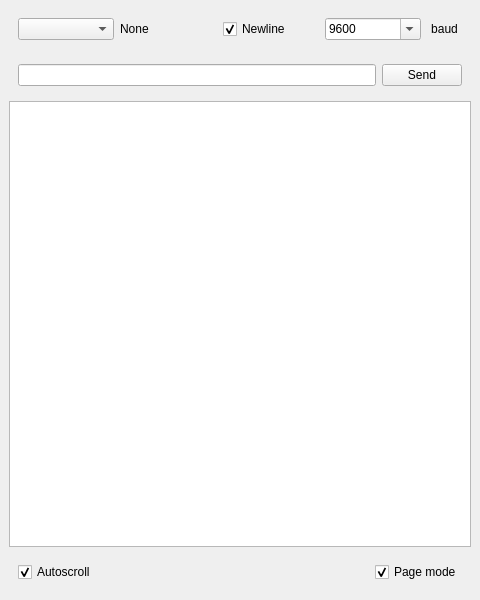
Qt form mainwindow.ui (elektro-NIK/PySerialMon) before a commit.
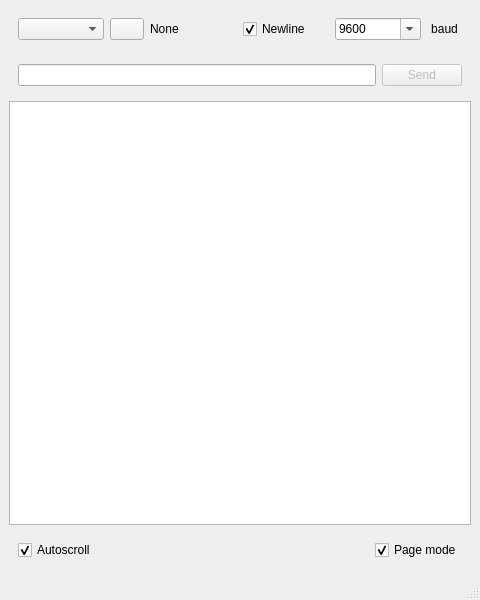
The same form after that commit. Icons and pictures are not drawn.

What changed in the file:
```diff
--- a/mainwindow.ui
+++ b/mainwindow.ui
@@ -34,6 +34,29 @@
          </property>
         </widget>
        </item>
+       <item>
+        <widget class="QPushButton" name="pushButton_update">
+         <property name="sizePolicy">
+          <sizepolicy hsizetype="Minimum" vsizetype="Minimum">
+           <horstretch>0</horstretch>
+           <verstretch>0</verstretch>
+          </sizepolicy>
+         </property>
+         <property name="maximumSize">
+          <size>
+           <width>34</width>
+           <height>16777215</height>
+          </size>
+         </property>
+         <property name="text">
+          <string/>
+         </property>
+         <property name="icon">
+          <iconset>
+           <normaloff>icons/update.svg</normaloff>icons/update.svg</iconset>
+         </property>
+        </widget>
+       </item>
        <item>
         <widget class="QLabel" name="label_description">
          <property name="text">
@@ -163,9 +186,18 @@
        </item>
        <item>
         <widget class="QPushButton" name="pushButton_send">
+         <property name="enabled">
+          <bool>false</bool>
+         </property>
          <property name="text">
           <string>Send</string>
          </property>
+         <property name="checkable">
+          <bool>false</bool>
+         </property>
+         <property name="checked">
+          <bool>false</bool>
+         </property>
         </widget>
        </item>
       </layout>
@@ -225,6 +257,7 @@
     </item>
    </layout>
   </widget>
+  <widget class="QStatusBar" name="statusBar"/>
  </widget>
  <resources/>
  <connections>
```
